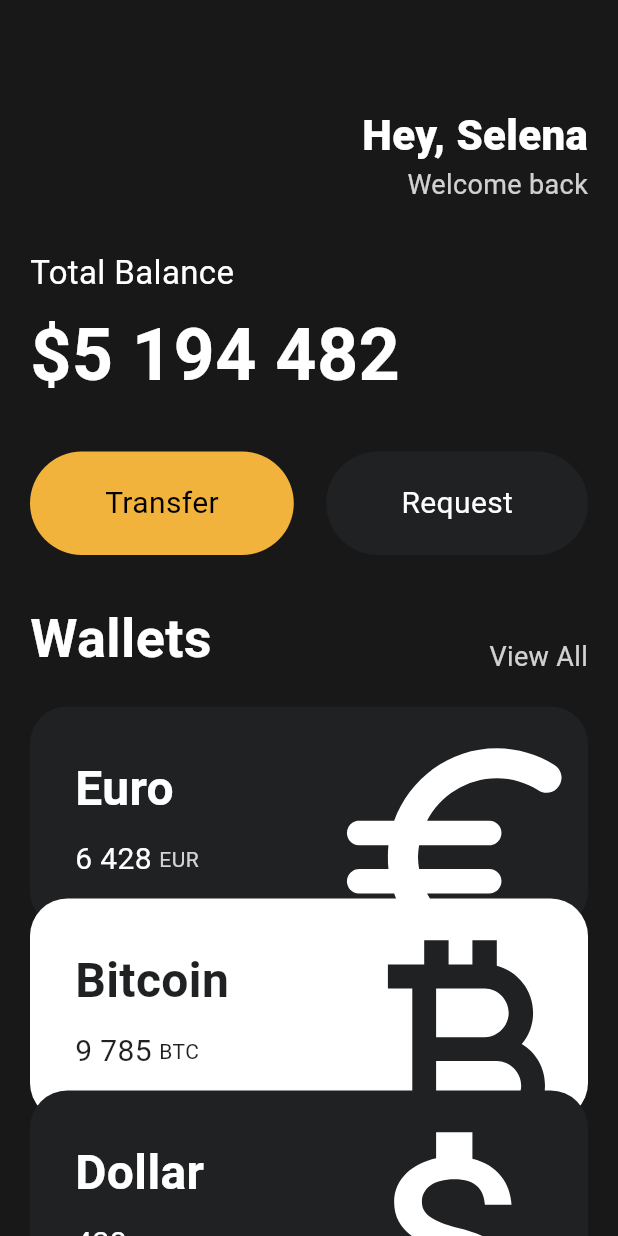
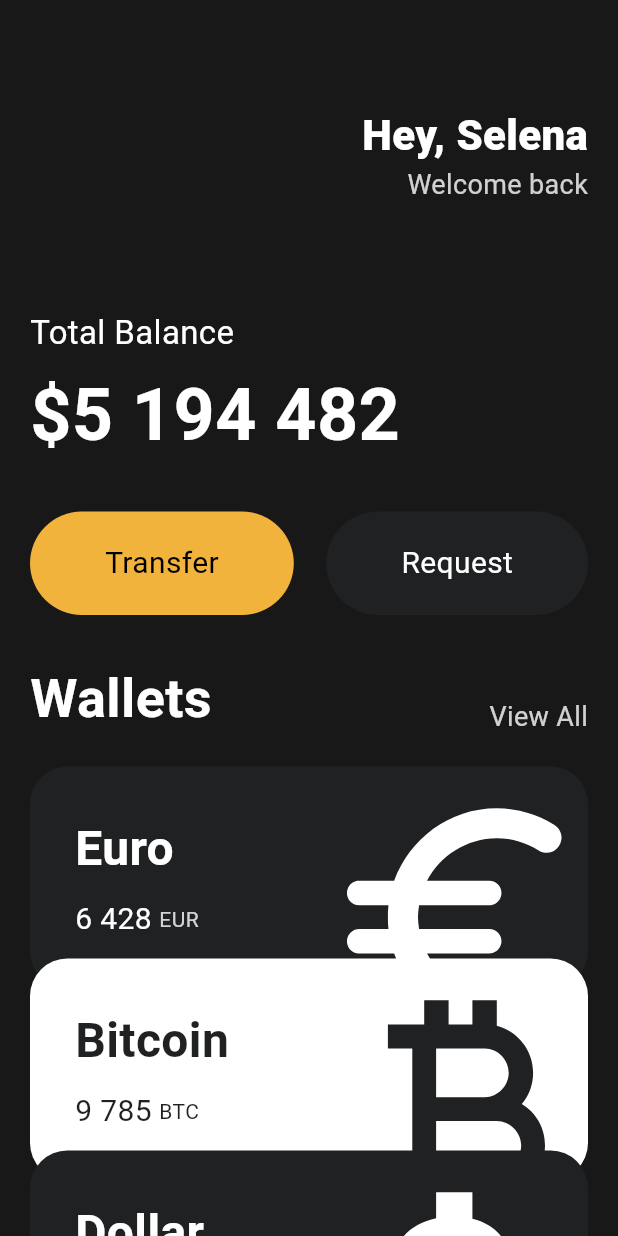
Before and after one commit to donghyukkil/Flutter_practice1, a Flutter app: the screen it shows after launch, on a phone screen of 412 x 824 dp. Run offline on Flutter 3.47's test engine with Material 3 defaults, Android fonts, the phone set to English and light mode, and no system bars.

```diff
--- a/lib/main.dart
+++ b/lib/main.dart
@@ -20,7 +20,8 @@ class App extends StatelessWidget {
     return MaterialApp(
       home: Scaffold(
           backgroundColor: const Color(0xFF181818),
-          body: Padding(
+          body: SingleChildScrollView(
+            child: Padding(
               padding: const EdgeInsets.symmetric(horizontal: 20),
               child: Column(
                 crossAxisAlignment: CrossAxisAlignment.start,
@@ -51,7 +52,7 @@ class App extends StatelessWidget {
                       )
                     ],
                   ),
-                const SizedBox(height: 30),
+                  const SizedBox(height: 70),
                   const Text("Total Balance",
                       style: TextStyle(color: Colors.white, fontSize: 22)),
                   const SizedBox(
@@ -133,6 +134,7 @@ class App extends StatelessWidget {
                   )
                 ],
               ),
+            ),
           )),
     );
   }
```
Also changed, not shown: lib/widgets/stateWidget.dart (added, +57 -0 lines). Lines whose indentation alone changed are shown as unchanged.
